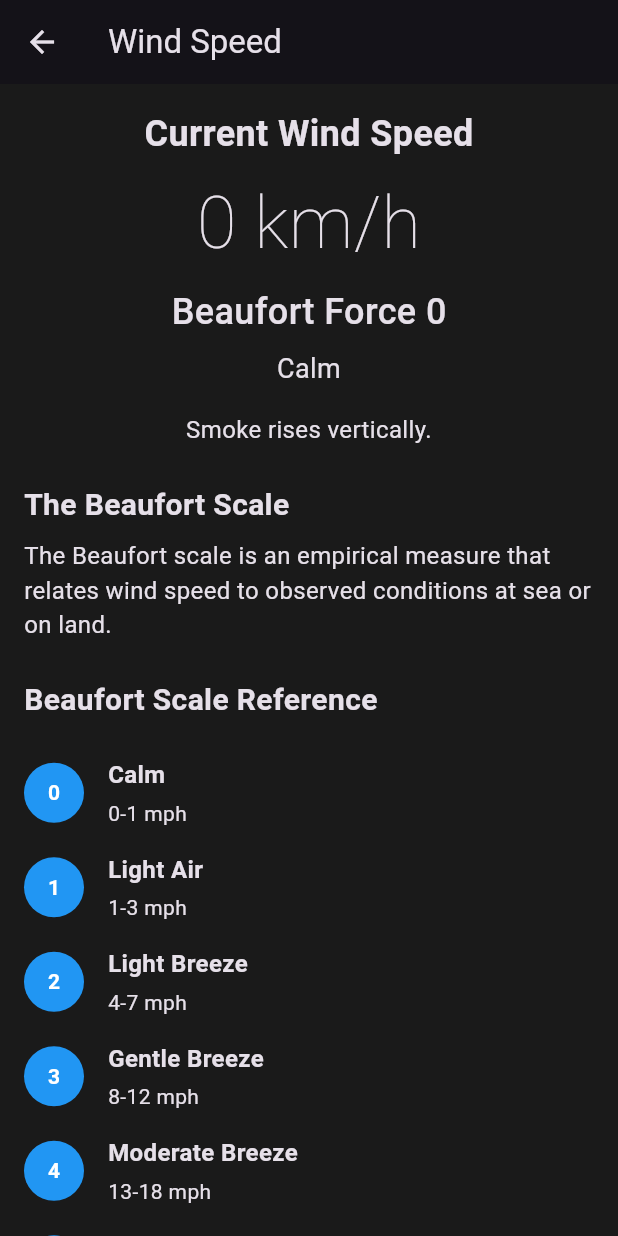
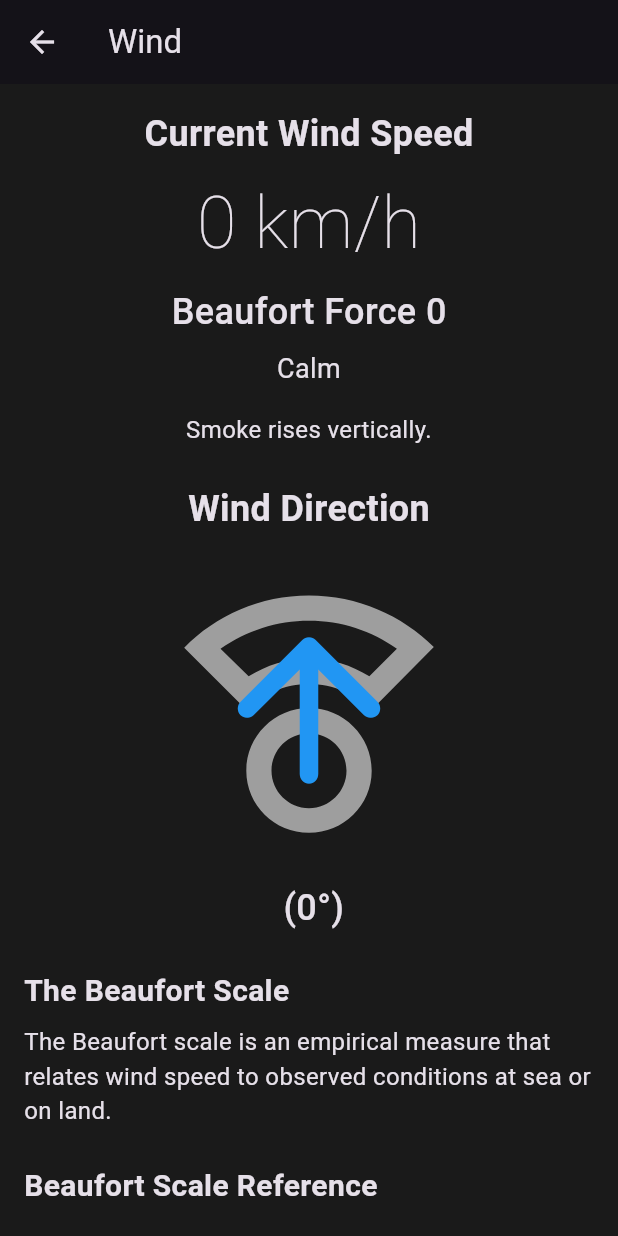
Before and after one commit to suvojeet-sengupta/Family-Message, a Flutter app: the WindDetailScreen screen opened directly with empty values, on a phone screen of 412 x 824 dp. Run offline on Flutter 3.47's test engine with Material 3 defaults, Android fonts, the phone set to English and light mode, and no system bars; drawn by our look-alikes of flutter_animate; our stand-ins replace connectivity_plus, geocoding, geolocator, logger, shared_preferences, shimmer and 1 more; accounts and stored records are empty.

Commit message:
feat: Implement UI/UX improvements
- Enhanced Wind Detail Visualization:
  - Added a compass to the WindDetailScreen.
  - Updated the Weather model and services to include wind direction data.
- Smarter Search Functionality:
  - The SearchScreen now shows recent searches.
  - Search results now include region and country.
- Themed "Pull-to-Refresh" Animation:
  - Replaced the default RefreshIndicator with a custom animated refresh indicator.

```diff
--- a/lib/models/weather.dart
+++ b/lib/models/weather.dart
@@ -13,6 +13,8 @@ class Weather {
   final double feelsLike;
   final double feelsLikeF;
   final double wind;
+  final String windDir;
+  final int windDegree;
   final int humidity;
   final AirQuality? airQuality;
   final double? pressure;
@@ -30,6 +32,8 @@ class Weather {
     required this.feelsLike,
     required this.feelsLikeF,
     required this.wind,
+    required this.windDir,
+    required this.windDegree,
     required this.humidity,
     this.airQuality,
     this.pressure,
@@ -49,6 +53,8 @@ class Weather {
       feelsLike: (json['current']?['feelslike_c'] ?? 0.0).toDouble(),
       feelsLikeF: (json['current']?['feelslike_f'] ?? 0.0).toDouble(),
       wind: (json['current']?['wind_kph'] ?? 0.0).toDouble(),
+      windDir: json['current']?['wind_dir'] ?? '',
+      windDegree: json['current']?['wind_degree'] ?? 0,
       humidity: json['current']?['humidity'] ?? 0,
       airQuality: json['current']?['air_quality'] != null
           ? AirQuality.fromJson(json['current']['air_quality'])
@@ -76,6 +82,8 @@ class Weather {
       'feelsLike': feelsLike,
       'feelsLikeF': feelsLikeF,
       'wind': wind,
+      'windDir': windDir,
+      'windDegree': windDegree,
       'humidity': humidity,
       'airQuality': airQuality != null ? jsonEncode(airQuality!.toDatabaseMap()) : null,
       'pressure': pressure,
@@ -97,6 +105,8 @@ class Weather {
       feelsLike: map['feelsLike'],
       feelsLikeF: map['feelsLikeF'],
       wind: map['wind'],
+      windDir: map['windDir'] ?? '',
+      windDegree: map['windDegree'] ?? 0,
       humidity: map['humidity'],
       airQuality: map['airQuality'] != null
           ? AirQuality.fromDatabaseMap(jsonDecode(map['airQuality']))
--- a/lib/screens/details/wind_detail_screen.dart
+++ b/lib/screens/details/wind_detail_screen.dart
@@ -1,10 +1,18 @@
+import 'dart:math' as math;
 import 'package:flutter/material.dart';
 import 'package:flutter_animate/flutter_animate.dart';
 
 class WindDetailScreen extends StatelessWidget {
   final double windSpeedKph;
+  final int windDegree;
+  final String windDir;
 
-  const WindDetailScreen({super.key, required this.windSpeedKph});
+  const WindDetailScreen({
+    super.key,
+    required this.windSpeedKph,
+    required this.windDegree,
+    required this.windDir,
+  });
 
   @override
   Widget build(BuildContext context) {
@@ -13,7 +21,7 @@ class WindDetailScreen extends StatelessWidget {
 
     return Scaffold(
       appBar: AppBar(
-        title: const Text('Wind Speed'),
+        title: const Text('Wind'),
       ),
       body: SingleChildScrollView(
         padding: const EdgeInsets.all(16.0),
@@ -22,11 +30,46 @@ class WindDetailScreen extends StatelessWidget {
           children: [
             _buildCurrentWindSpeed(beaufort),
             const SizedBox(height: 24),
+            _buildWindDirection(),
+            const SizedBox(height: 24),
             _buildBeaufortInfo(),
             const SizedBox(height: 24),
             _buildBeaufortScale(),
           ],
         ).animate().fade(duration: 300.ms),
+      ),
+    );
+  }
+
+  Widget _buildWindDirection() {
+    return Center(
+      child: Column(
+        children: [
+          const Text(
+            'Wind Direction',
+            style: TextStyle(fontSize: 24, fontWeight: FontWeight.bold),
+          ),
+          const SizedBox(height: 16),
+          SizedBox(
+            width: 200,
+            height: 200,
+            child: Stack(
+              alignment: Alignment.center,
+              children: [
+                const Icon(Icons.compass_calibration_outlined, size: 200, color: Colors.grey),
+                Transform.rotate(
+                  angle: (windDegree * math.pi / 180) * -1, // Rotate clockwise
+                  child: const Icon(Icons.arrow_upward_rounded, size: 150, color: Colors.blue),
+                ),
+              ],
+            ),
+          ),
+          const SizedBox(height: 16),
+          Text(
+            '$windDir ($windDegree°)',
+            style: const TextStyle(fontSize: 24, fontWeight: FontWeight.w500),
+          ),
+        ],
       ),
     );
   }
--- a/lib/screens/home_screen.dart
+++ b/lib/screens/home_screen.dart
@@ -12,6 +12,7 @@ import './settings_screen.dart';
 import '../widgets/shimmer_loading.dart';
 import './search_screen.dart';
 import '../widgets/weather_card.dart';
+import '../widgets/custom_refresh_indicator.dart';
 import '../constants/app_constants.dart';
 
 class HomeScreen extends StatefulWidget {
@@ -203,7 +204,7 @@ class _HomeScreenState extends State<HomeScreen> {
       );
     }
 
-    return RefreshIndicator(
+    return CustomRefreshIndicator(
       onRefresh: () => _refreshStaleData(force: true),
       child: ListView(
         padding: const EdgeInsets.all(16.0),
--- a/lib/screens/weather_detail_screen.dart
+++ b/lib/screens/weather_detail_screen.dart
@@ -74,11 +74,11 @@ class WeatherDetailScreen extends StatelessWidget {
 
 
             InkWell(
-              onTap: () => Navigator.push(context, MaterialPageRoute(builder: (_) => WindDetailScreen(windSpeedKph: weather.wind))),
+              onTap: () => Navigator.push(context, MaterialPageRoute(builder: (_) => WindDetailScreen(windSpeedKph: weather.wind, windDegree: weather.windDegree, windDir: weather.windDir))),
               child: WeatherDetailCard(
                 title: 'Wind',
                 value: '${weather.wind.round()} kph',
-                subtitle: 'From W',
+                subtitle: 'From ${weather.windDir}',
                 icon: Icons.air,
                 color: Colors.green,
               ),
--- a/lib/services/database_helper.dart
+++ b/lib/services/database_helper.dart
@@ -33,9 +33,11 @@ class DatabaseHelper {
             feelsLike REAL,
             feelsLikeF REAL,
             wind REAL,
+            windDir TEXT,
+            windDegree INTEGER,
             humidity INTEGER,
-            uvIndex REAL,
-            hourlyForecast TEXT,
+            airQuality TEXT, -- Storing as JSON String
+            pressure REAL,
             dailyForecast TEXT,
             timestamp INTEGER
           )
--- a/lib/services/open_meteo_service.dart
+++ b/lib/services/open_meteo_service.dart
@@ -18,7 +18,7 @@ class OpenMeteoService {
     final tempUnit = isFahrenheit ? 'fahrenheit' : 'celsius';
 
     final response = await http.get(Uri.parse(
-                    '$baseUrl/forecast?latitude=${position.latitude}&longitude=${position.longitude}&current=temperature_2m,relative_humidity_2m,apparent_temperature,weather_code,wind_speed_10m,pressure_msl,us_aqi&hourly=temperature_2m,weather_code&daily=weather_code,temperature_2m_max,temperature_2m_min,precipitation_sum,sunrise,sunset&temperature_unit=$tempUnit&timezone=auto')).timeout(Duration(seconds: WeatherConfig.apiTimeoutSeconds));
+                    '$baseUrl/forecast?latitude=${position.latitude}&longitude=${position.longitude}&current=temperature_2m,relative_humidity_2m,apparent_temperature,weather_code,wind_speed_10m,wind_direction_10m,pressure_msl,us_aqi&hourly=temperature_2m,weather_code&daily=weather_code,temperature_2m_max,temperature_2m_min,precipitation_sum,sunrise,sunset&temperature_unit=$tempUnit&timezone=auto')).timeout(Duration(seconds: WeatherConfig.apiTimeoutSeconds));
     if (response.statusCode == 200) {
       final data = jsonDecode(response.body);
       return _mapToWeatherModel(data, 'Current Location', isFahrenheit);
@@ -45,7 +45,7 @@ class OpenMeteoService {
         final locationName = geocodingData['results'][0]['name'];
 
         final response = await http.get(Uri.parse(
-            '$baseUrl/forecast?latitude=$lat&longitude=$lon&current=temperature_2m,relative_humidity_2m,apparent_temperature,weather_code,wind_speed_10m,pressure_msl,us_aqi&hourly=temperature_2m,weather_code&daily=weather_code,temperature_2m_max,temperature_2m_min,precipitation_sum,sunrise,sunset&temperature_unit=$tempUnit&timezone=auto')).timeout(Duration(seconds: WeatherConfig.apiTimeoutSeconds));
+            '$baseUrl/forecast?latitude=$lat&longitude=$lon&current=temperature_2m,relative_humidity_2m,apparent_temperature,weather_code,wind_speed_10m,wind_direction_10m,pressure_msl,us_aqi&hourly=temperature_2m,weather_code&daily=weather_code,temperature_2m_max,temperature_2m_min,precipitation_sum,sunrise,sunset&temperature_unit=$tempUnit&timezone=auto')).timeout(Duration(seconds: WeatherConfig.apiTimeoutSeconds));
 
         if (response.statusCode == 200) {
           final data = jsonDecode(response.body);
@@ -74,6 +74,7 @@ class OpenMeteoService {
 
   Weather _mapToWeatherModel(Map<String, dynamic> data, String locationName, bool isFahrenheit) {
     final usAqi = data['current']?['us_aqi'];
+    final windDegree = (data['current']?['wind_direction_10m'] ?? 0).toInt();
     return Weather(
       locationName: locationName,
       temperature: isFahrenheit ? (data['current']['temperature_2m'] - 32) * 5 / 9 : data['current']['temperature_2m'].toDouble(),
@@ -84,6 +85,8 @@ class OpenMeteoService {
       feelsLike: isFahrenheit ? (data['current']['apparent_temperature'] - 32) * 5 / 9 : data['current']['apparent_temperature'].toDouble(),
       feelsLikeF: isFahrenheit ? data['current']['apparent_temperature'].toDouble() : (data['current']['apparent_temperature'] * 9 / 5) + 32,
       wind: data['current']['wind_speed_10m'].toDouble(),
+      windDir: _getWindDirectionFromDegree(windDegree),
+      windDegree: windDegree,
       humidity: data['current']['relative_humidity_2m'],
       airQuality: usAqi != null ? AirQuality(usEpaIndex: usAqi) : null,
       pressure: data['current']['pressure_msl']?.toDouble(),
@@ -91,6 +94,12 @@ class OpenMeteoService {
       dailyForecast: _mapToDailyForecast(data['daily'], isFahrenheit),
       timestamp: DateTime.now().millisecondsSinceEpoch,
     );
+  }
+
+  String _getWindDirectionFromDegree(int degree) {
+    const directions = ['N', 'NNE', 'NE', 'ENE', 'E', 'ESE', 'SE', 'SSE', 'S', 'SSW', 'SW', 'WSW', 'W', 'WNW', 'NW', 'NNW'];
+    final index = ((degree + 11.25) / 22.5).floor() % 16;
+    return directions[index];
   }
 
   List<HourlyForecast> _mapToHourlyForecast(Map<String, dynamic> hourlyData, bool isFahrenheit) {
--- a/lib/services/weather_service.dart
+++ b/lib/services/weather_service.dart
@@ -11,6 +11,7 @@ import 'open_meteo_service.dart';
 import 'open_weather_service.dart';
 import 'weather_exceptions.dart';
 import 'package:logger/logger.dart';
+import '../models/search_result.dart';
 import 'package:connectivity_plus/connectivity_plus.dart';
 import '../config/weather_config.dart';
 
@@ -148,7 +149,7 @@ class WeatherService {
     }
   }
 
-  Future<List<String>> searchCities(String query) async {
+  Future<List<SearchResult>> searchCities(String query) async {
     if (WeatherConfig.weatherApiKey.isEmpty) {
       throw ConfigurationException('WEATHER_API_KEY is not set. Please provide it using --dart-define.');
     }
@@ -162,7 +163,7 @@ class WeatherService {
 
     if (response.statusCode == 200) {
       final List<dynamic> data = jsonDecode(response.body);
-      return data.map((e) => e['name'] as String).toList();
+      return data.map((e) => SearchResult.fromJson(e)).toList();
     } else {
       throw WeatherApiException(
         provider: 'WeatherAPI.com',
```
Also changed, not shown: lib/models/search_result.dart (added, +24 -0 lines), lib/screens/search_screen.dart (+64 -11 lines), lib/services/open_weather_service.dart (+9 -0 lines), lib/widgets/custom_refresh_indicator.dart (added, +92 -0 lines).
